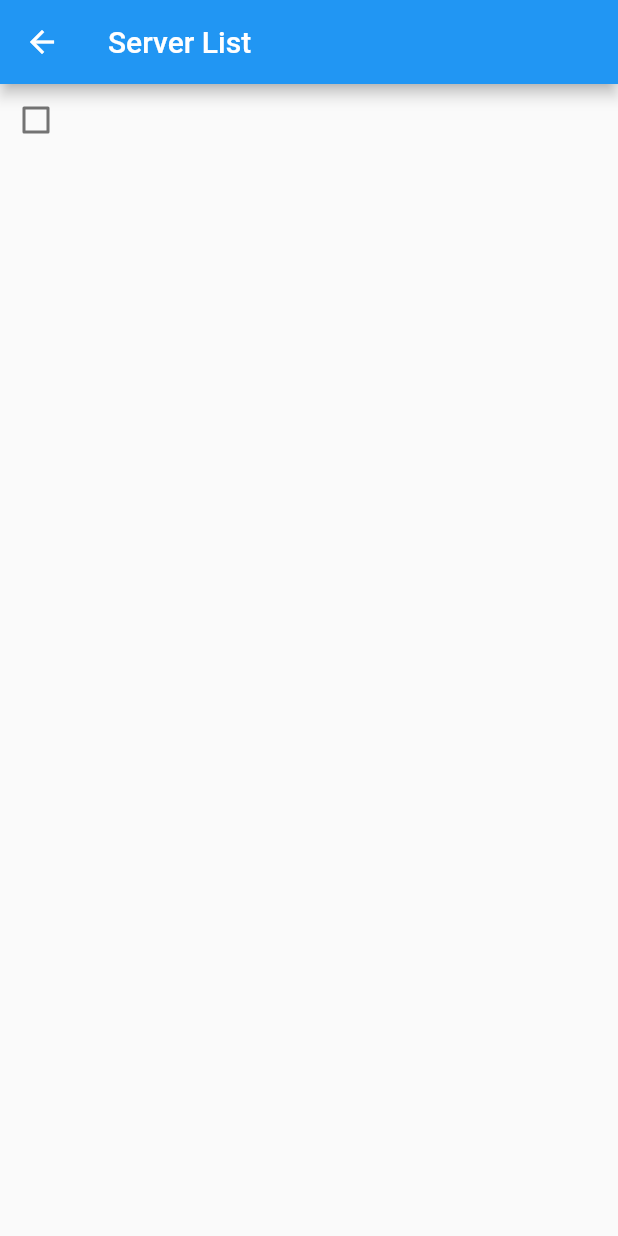
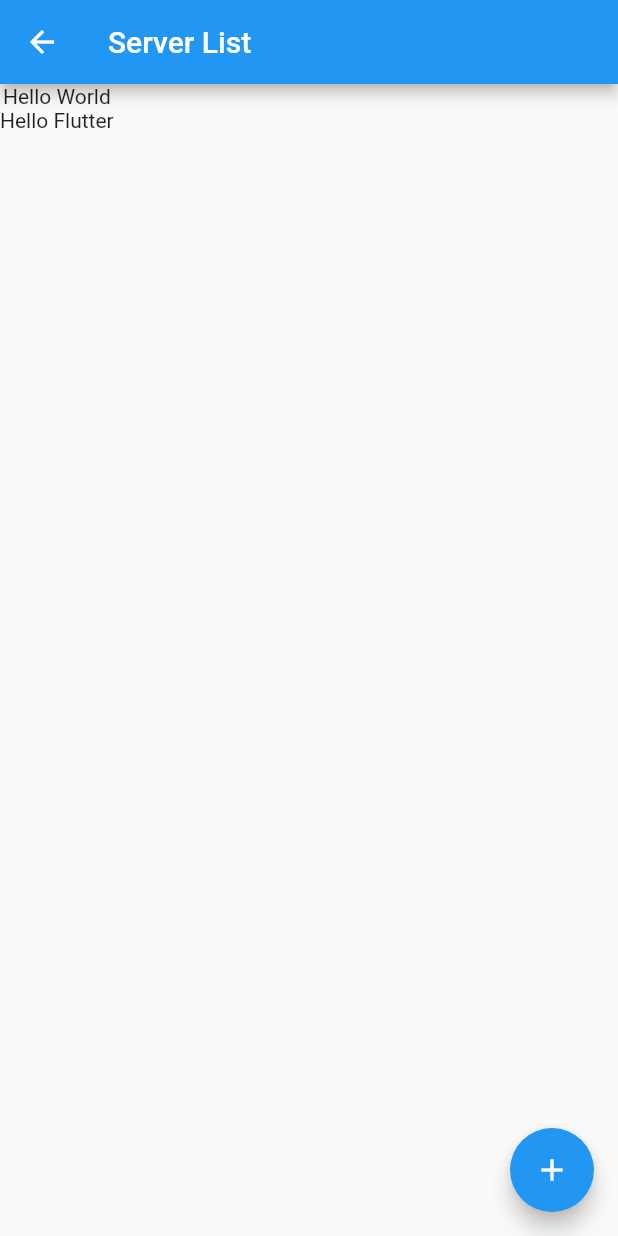
Before and after one commit to louis-ple/mchacks-lark, a Flutter app: the ServerScreen screen opened directly, on a phone screen of 412 x 824 dp. Run offline on Flutter 3.47's test engine with Material 2 defaults, Android fonts, the phone set to English and light mode, and no system bars.

Commit message:
server page -> stateful with icon

```diff
--- a/lib/main.dart
+++ b/lib/main.dart
@@ -48,19 +48,32 @@ class FirstScreen extends StatelessWidget {
   }
 }
 
-class ServerScreen extends StatelessWidget {
+class ServerScreen extends StatefulWidget {
+  @override
+  State<StatefulWidget> createState() {
+    return ServerScreenImpl();
+  }
+}
+
+class ServerScreenImpl extends State<ServerScreen> {
   @override
   Widget build (BuildContext ctxt) {
     return new Scaffold(
         appBar: new AppBar(
           title: new Text("Server List"),
         ),
-        body: new Checkbox(
-            value: false,
-            onChanged: (bool newValue) {
-              Navigator.pop(ctxt); // Pop from stack
-            }
-        )
+        body: Column(
+          children: <Widget>[
+            Text("Hello World"),
+            Text("Hello Flutter")
+          ]
+        ),
+        floatingActionButton: FloatingActionButton(
+          child: Icon(Icons.add),
+          onPressed: () {
+            print("Floating Action Button Pressed");
+          }
+        ),
     );
   }
 }
```
